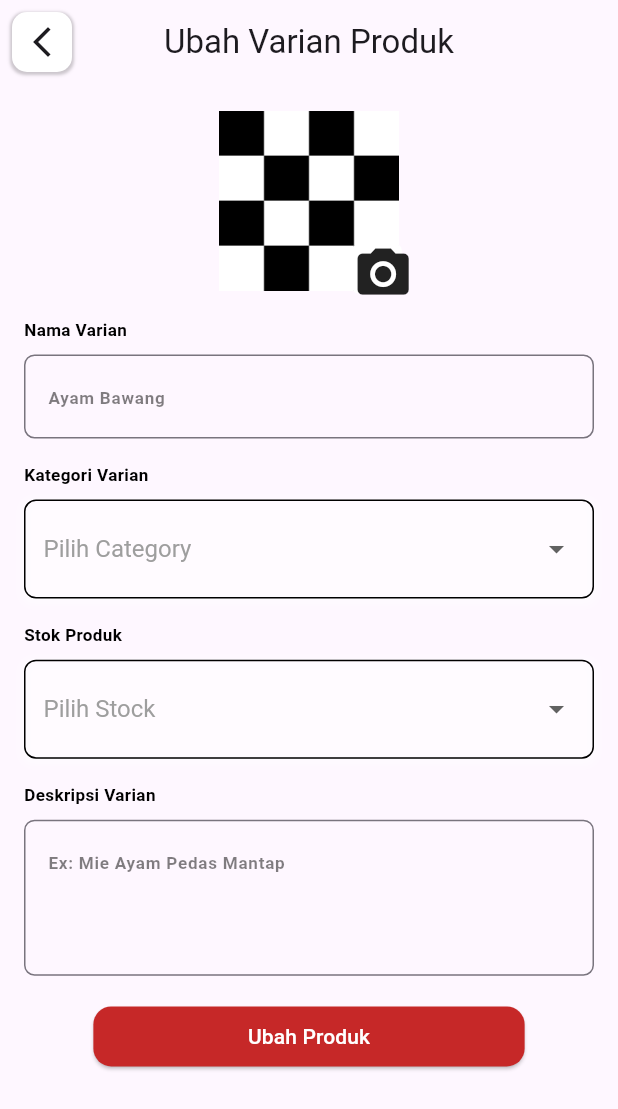
After one commit to Shade2012/warmindo_admin_ui, a Flutter app: the EditVarianPage screen opened by its route, on a phone screen of 412 x 824 dp. The commit adds this screen. Shown: the top 1109 px of the screen. Run offline on Flutter 3.47's test engine with Material 3 defaults, Android fonts, the light colour scheme and no system bars; our stand-ins replace animated_custom_dropdown, connectivity_plus, flutter_svg, font_awesome_flutter, get, google_fonts and 6 more; accounts and stored records are empty; Roboto replaces fonts that are missing (Oxygen).

Commit message:
style: [AF] add edit-varian-page

```diff
--- a/lib/pages/add_varian_page/controller/add_varian_controller.dart
+++ b/lib/pages/add_varian_page/controller/add_varian_controller.dart
@@ -1,8 +1,5 @@
+import 'package:get/get.dart';
 
-import 'package:flutter/material.dart';
-import 'package:get/get.dart';
-import 'package:image_picker/image_picker.dart';
-import 'dart:io';
 class AddVarianController extends GetxController {
 
 }
--- /dev/null
+++ b/lib/pages/edit_varian_page/binding/edit_varian_binding.dart
@@ -0,0 +1,9 @@
+import 'package:get/get.dart';
+import 'package:warmindo_admin_ui/pages/edit_varian_page/controller/edit_varian_controller.dart';
+
+class EditVariantBinding extends Bindings {
+  @override
+  void dependencies() {
+    Get.lazyPut<EditVariantController>(() => EditVariantController());
+  }
+}
--- /dev/null
+++ b/lib/pages/edit_varian_page/controller/edit_varian_controller.dart
@@ -0,0 +1,5 @@
+import 'package:get/get.dart';
+
+class EditVariantController extends GetxController {
+
+}
--- /dev/null
+++ b/lib/pages/edit_varian_page/view/edit_varian_page.dart
@@ -0,0 +1,175 @@
+import 'package:flutter/material.dart';
+import 'package:get/get.dart';
+import 'package:warmindo_admin_ui/global/widget/custom_dropdown.dart';
+import 'package:warmindo_admin_ui/global/widget/textfield.dart';
+import 'package:warmindo_admin_ui/global/widget/up_image_bottomsheet.dart';
+import 'package:warmindo_admin_ui/global/themes/color_themes.dart';
+import 'package:warmindo_admin_ui/global/themes/image_themes.dart';
+import 'package:warmindo_admin_ui/global/themes/textstyle_themes.dart';
+
+class EditVarianPage extends StatelessWidget {
+  final TextEditingController ctrProductName = TextEditingController();
+  final TextEditingController ctrProductPrice = TextEditingController();
+  final TextEditingController ctrProductDesc = TextEditingController();
+  final TextEditingController ctrProductStock = TextEditingController();
+  final selectedCategory = RxString('');
+  final selectedStock = RxString('');
+
+  @override
+  Widget build(BuildContext context) {
+    final screenHeight = MediaQuery.of(context).size.height;
+    final screenWidth = MediaQuery.of(context).size.width;
+
+    return Scaffold(
+      appBar: AppBar(
+        leading: Padding(
+          padding: const EdgeInsets.all(8.0),
+          child: GestureDetector(
+            onTap: () => Get.back(),
+            child: Container(
+              width: 32,
+              height: 32,
+              decoration: BoxDecoration(
+                color: Colors.white,
+                borderRadius: BorderRadius.circular(10),
+                boxShadow: [
+                  BoxShadow(
+                    color: Colors.black.withOpacity(0.2),
+                    spreadRadius: 1,
+                    blurRadius: 1,
+                    offset: Offset(0, 1),
+                  ),
+                ],
+              ),
+              child: Icon(
+                Icons.arrow_back_ios_new,
+              ),
+            ),
+          ),
+        ),
+        title: Text('Ubah Varian Produk'),
+        centerTitle: true,
+      ),
+      body: SingleChildScrollView(
+        padding: EdgeInsets.all(16),
+        child: Column(
+          crossAxisAlignment: CrossAxisAlignment.start,
+          children: [
+            Center(
+              child: Stack(
+                children: [
+                  SizedBox(
+                    height: screenHeight * 0.15,
+                    width: screenHeight * 0.15,
+                    child: Image.asset(Images.defaultImage),
+                  ),
+                  Positioned(
+                    bottom: 0,
+                    right: 0,
+                    child: GestureDetector(
+                      onTap: () {
+                        showModalBottomSheet(
+                          context: context,
+                          builder: (context) => UploadImage(),
+                        );
+                      },
+                      child: Container(
+                        width: screenHeight * 0.04,
+                        height: screenHeight * 0.04,
+                        decoration: BoxDecoration(
+                          color: Colors.white,
+                          borderRadius: BorderRadius.circular(4),
+                        ),
+                        child:
+                            Icon(Icons.camera_alt, size: screenHeight * 0.05),
+                      ),
+                    ),
+                  ),
+                ],
+              ),
+            ),
+            SizedBox(height: screenHeight * 0.02),
+            Column(
+              crossAxisAlignment: CrossAxisAlignment.start,
+              children: [
+                Text("Nama Varian", style: titleAddProductTextStyle),
+                SizedBox(height: screenHeight * 0.01),
+                CustomTextField(
+                  controller: ctrProductName,
+                  hintText: "Ayam Bawang",
+                ),
+              ],
+            ),
+            SizedBox(height: screenHeight * 0.02),
+            Column(
+              crossAxisAlignment: CrossAxisAlignment.start,
+              children: [
+                Text("Kategori Varian", style: titleAddProductTextStyle),
+                SizedBox(height: screenHeight * 0.01),
+                Obx(() => CustomDropdown(
+                      items: ['Mie', 'Pop Ice'],
+                      value: selectedCategory.value.isNotEmpty
+                          ? selectedCategory.value
+                          : null,
+                      onChanged: (String? value) {
+                        selectedCategory.value = value ?? '';
+                      },
+                      dropdownType: DropdownType.Category,
+                    )),
+              ],
+            ),
+            SizedBox(height: screenHeight * 0.02),
+            Column(
+              crossAxisAlignment: CrossAxisAlignment.start,
+              children: [
+                Text("Stok Produk", style: titleAddProductTextStyle),
+                SizedBox(height: screenHeight * 0.01),
+                Obx(() => CustomDropdown(
+                      items: ['Tersedia', 'Tidak Tersedia'],
+                      value: selectedStock.value.isNotEmpty
+                          ? selectedStock.value
+                          : null,
+                      onChanged: (String? value) {
+                        selectedStock.value = value ?? '';
+                      },
+                      dropdownType: DropdownType.Stock,
+                    )),
+              ],
+            ),
+            SizedBox(height: screenHeight * 0.02),
+            Column(
+              crossAxisAlignment: CrossAxisAlignment.start,
+              children: [
+                Text("Deskripsi Varian", style: titleAddProductTextStyle),
+                SizedBox(height: screenHeight * 0.01),
+                CustomTextField(
+                  controller: ctrProductDesc,
+                  hintText: "Ex: Mie Ayam Pedas Mantap",
+                  minLines: 3,
+                  maxLines: 5,
+                ),
+              ],
+            ),
+            SizedBox(height: screenHeight * 0.02),
+            Center(
+              child: ElevatedButton(
+                onPressed: () {
+                  // Update product in database
+                },
+                child: Text('Ubah Produk'),
+                style: ElevatedButton.styleFrom(
+                  backgroundColor: ColorResources.primaryColor,
+                  foregroundColor: Colors.white,
+                  shape: RoundedRectangleBorder(
+                    borderRadius: BorderRadius.circular(12),
+                  ),
+                  padding: EdgeInsets.symmetric(horizontal: screenWidth * 0.25),
+                ),
+              ),
+            )
+          ],
+        ),
+      ),
+    );
+  }
+}
--- a/lib/routes/AppPages.dart
+++ b/lib/routes/AppPages.dart
@@ -22,6 +22,8 @@
 import 'package:warmindo_admin_ui/pages/edit_product_page/view/edit_product_page.dart';
 import 'package:warmindo_admin_ui/pages/edit_profile_page/binding/edit_profile_binding.dart';
 import 'package:warmindo_admin_ui/pages/edit_profile_page/view/edit_profile_page.dart';
+import 'package:warmindo_admin_ui/pages/edit_varian_page/binding/edit_varian_binding.dart';
+import 'package:warmindo_admin_ui/pages/edit_varian_page/view/edit_varian_page.dart';
 import 'package:warmindo_admin_ui/pages/general_information_page/binding/general_info_binding.dart';
 import 'package:warmindo_admin_ui/pages/general_information_page/view/general_info_page.dart';
 import 'package:warmindo_admin_ui/pages/home_page/binding/home_binding.dart';
@@ -178,6 +180,12 @@
         transition: Transition.fadeIn,
         transitionDuration: const Duration(milliseconds: 500)),
     GetPage(
+        name: _Paths.EDIT_VARIAN_PAGE,
+        page: () => EditVarianPage(),
+        binding: EditVariantBinding(),
+        transition: Transition.fadeIn,
+        transitionDuration: const Duration(milliseconds: 500)),
+    GetPage(
         name: _Paths.EDIT_ORDER_PAGE,
         page: () => EditOrderPage(),
         binding: EditOrderBinding(),
--- a/lib/routes/AppRoutes.dart
+++ b/lib/routes/AppRoutes.dart
@@ -27,6 +27,7 @@
   static const ADD_VARIAN_PAGE = _Paths.ADD_VARIAN_PAGE;
   static const ADD_TOPPING_PAGE = _Paths.ADD_TOPPING_PAGE;
   static const DETAIL_CUSTOMERS_PAGE = _Paths.DETAIL_CUSTOMERS_PAGE;
+  static const EDIT_VARIAN_PAGE = _Paths.EDIT_VARIAN_PAGE;
 
 }
 
@@ -56,5 +57,6 @@
   static const EDIT_ORDER_PAGE = '/edit-order-page';
   static const ADD_TOPPING_PAGE = '/add-topping-page';
   static const DETAIL_CUSTOMERS_PAGE = '/detail-customers-page';
+  static const EDIT_VARIAN_PAGE = '/edit-varian-page';
 
 }
```
